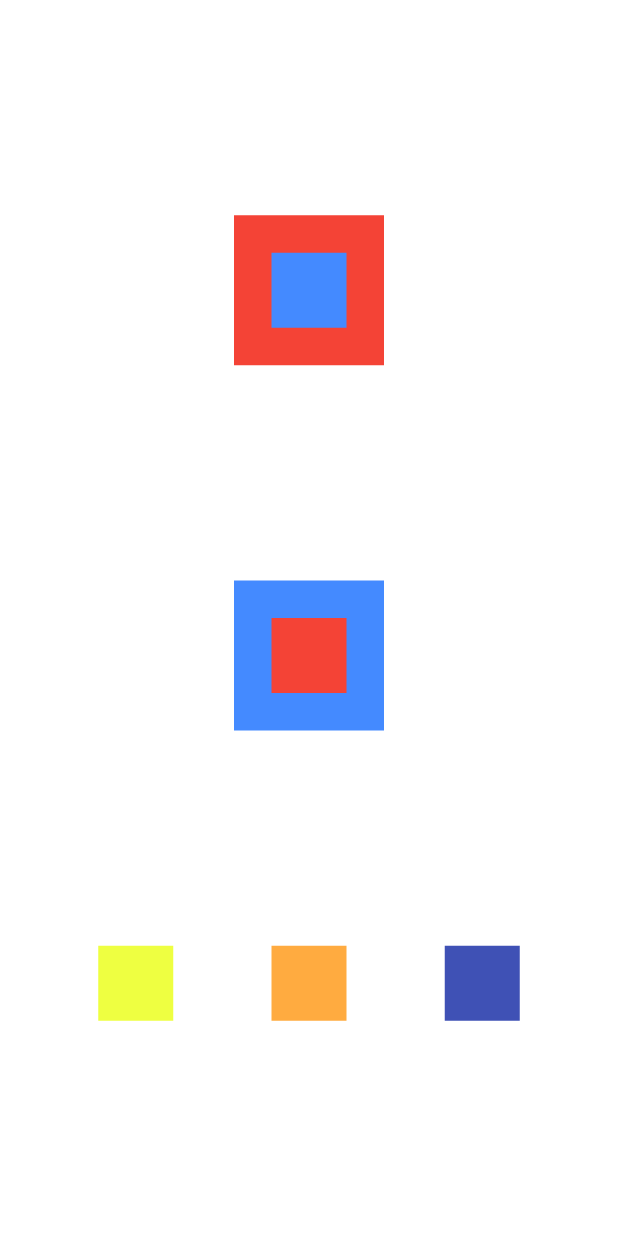
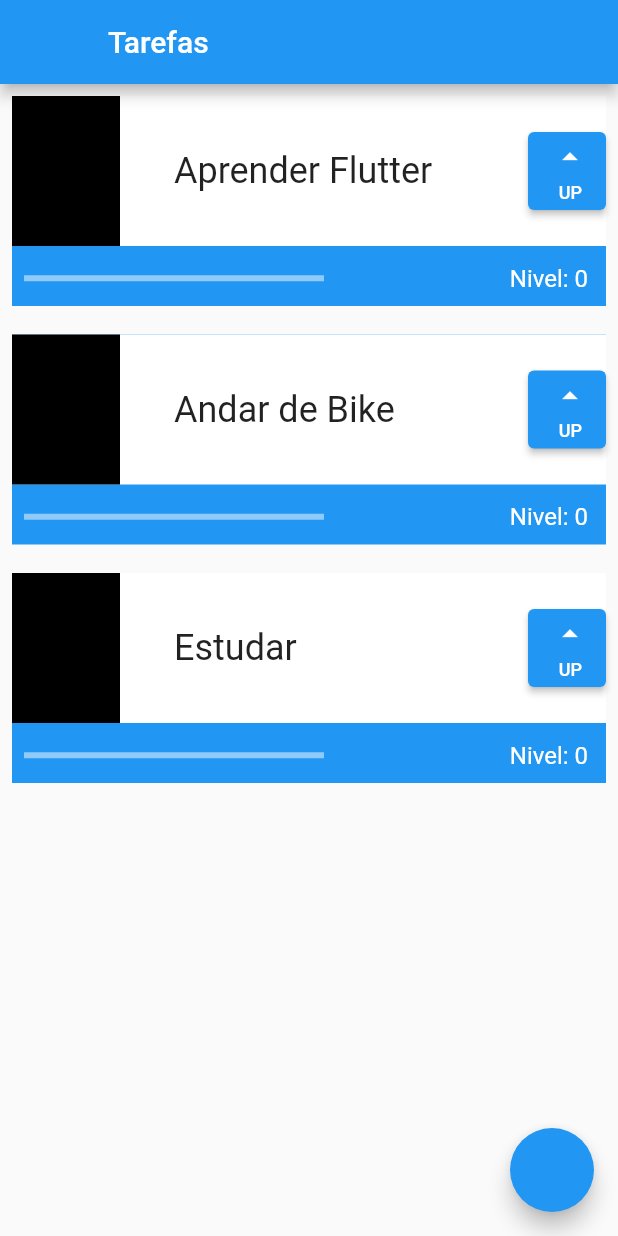
Before and after one commit to jltrench/first-app, a Flutter app: the screen it shows after launch, on a phone screen of 412 x 824 dp. Run offline on Flutter 3.47's test engine with Material 2 defaults, Android fonts, the phone set to English and light mode, and no system bars.

Commit message:
Adicionando StatefulWidget e contador de level

```diff
--- a/lib/main.dart
+++ b/lib/main.dart
@@ -15,35 +15,155 @@ class MyApp extends StatelessWidget {
       theme: ThemeData(
         primarySwatch: Colors.blue,
       ),
-      home: Column(
-        mainAxisAlignment: MainAxisAlignment.spaceEvenly,
-        crossAxisAlignment: CrossAxisAlignment.center,
-        children: [
-          Stack(
-            alignment: Alignment.center,
-            children: [
-              Container(color: Colors.red, width: 100, height: 100,),
-              Container(color: Colors.blueAccent, width: 50, height: 50,)
+      home: Scaffold(
+        appBar: AppBar(
+          leading: Container(),
+          title: const Text('Tarefas'),
+        ),
+        body: ListView(
+          children: const [
+            Task('Aprender Flutter'),
+            Task('Andar de Bike'),
+            Task('Estudar'),
           ],
         ),
-          Stack(
-            alignment: Alignment.center,
+        floatingActionButton:
+            FloatingActionButton(onPressed: () => print('Teste')),
+      ),
+    );
+  }
+}
+
+class Task extends StatefulWidget {
+  final String taskName;
+
+  const Task(this.taskName, {super.key});
+
+  @override
+  State<Task> createState() => _TaskState();
+}
+
+class _TaskState extends State<Task> {
+  int nivel = 0;
+
+  @override
+  Widget build(BuildContext context) {
+    return Padding(
+      padding: const EdgeInsets.all(8.0),
+      child: Container(
+        child: Stack(
           children: [
-              Container(color: Colors.blueAccent, width: 100, height: 100,),
-              Container(color: Colors.red, width: 50, height: 50,)
+            Container(
+              color: Colors.blue,
+              height: 140,
+            ),
+            Column(
+              children: [
+                Container(
+                  color: Colors.white,
+                  height: 100,
+                  child: Row(
+                    mainAxisAlignment: MainAxisAlignment.spaceBetween,
+                    children: [
+                      Container(
+                        color: Colors.black,
+                        width: 72,
+                        height: 100,
+                      ),
+                      Container(
+                        width: 200,
+                        child: Text(
+                          widget.taskName,
+                          style: const TextStyle(
+                              fontSize: 24, overflow: TextOverflow.ellipsis),
+                        ),
+                      ),
+                      Container(
+                        height: 52,
+                        width: 52,
+                        child: ElevatedButton(
+                            onPressed: () {
+                              setState(() {
+                                if (nivel < 10) {
+                                  nivel++;
+                                }
+                              });
+                            },
+                            child: Column(
+                              mainAxisAlignment: MainAxisAlignment.spaceEvenly,
+                              crossAxisAlignment: CrossAxisAlignment.end,
+                              children: [
+                                const Icon(Icons.arrow_drop_up),
+                                Text('UP', style: TextStyle(fontSize: 12),)
+                              ],
+                            )),
+                      )
                     ],
                   ),
+                ),
                 Row(
-            mainAxisAlignment: MainAxisAlignment.spaceEvenly,
-            crossAxisAlignment: CrossAxisAlignment.center,
+                  mainAxisAlignment: MainAxisAlignment.spaceBetween,
                   children: [
-              Container(color: Colors.limeAccent, width: 50, height: 50,),
-              Container(color: Colors.orangeAccent, width: 50, height: 50,),
-              Container(color: Colors.indigo, width: 50, height: 50,)
+                    Padding(
+                      padding: const EdgeInsets.all(8.0),
+                      child: Container(
+                        child: LinearProgressIndicator(
+                          color: Colors.white,
+                          value: nivel / 10,
+                        ),
+                        width: 200,
+                      ),
+                    ),
+                    Padding(
+                      padding: const EdgeInsets.all(12.0),
+                      child: Text(
+                        'Nivel: $nivel',
+                        style: TextStyle(color: Colors.white, fontSize: 16),
+                      ),
+                    ),
+                  ],
+                ),
               ],
             )
           ],
         ),
+      ),
     );
   }
 }
+
+class Teste extends StatefulWidget {
+  const Teste(this.altura, this.largura, this.cor, {super.key});
+
+  final double altura;
+  final double largura;
+  final Color cor;
+
+  @override
+  State<Teste> createState() => _TesteState();
+}
+
+class _TesteState extends State<Teste> {
+  @override
+  Widget build(BuildContext context) {
+    return Row(
+      children: [
+        Container(
+          color: widget.cor,
+          height: widget.altura,
+          width: widget.largura,
+        ),
+        Container(
+          color: widget.cor,
+          height: widget.altura,
+          width: widget.largura,
+        ),
+        Container(
+          color: widget.cor,
+          height: widget.altura,
+          width: widget.largura,
+        )
+      ],
+    );
+  }
+}
```
Lines whose indentation alone changed are shown as unchanged.
